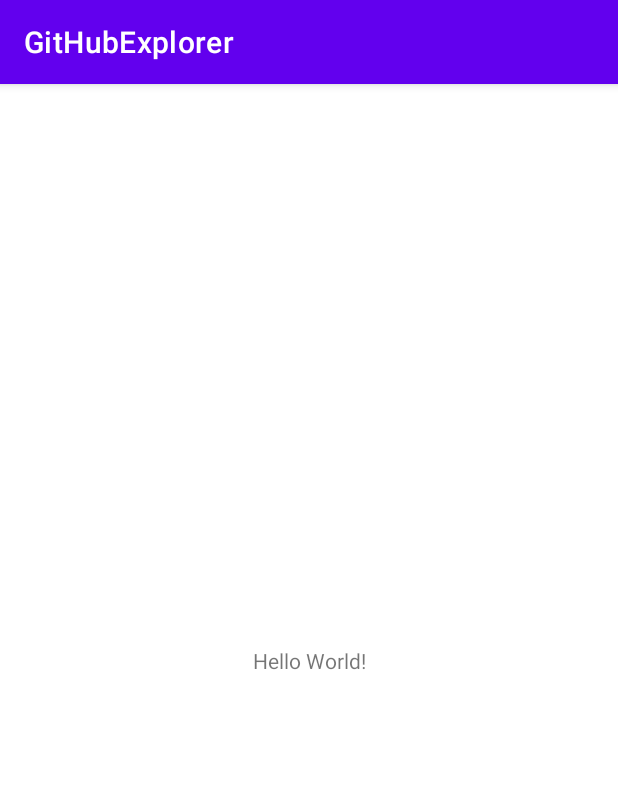
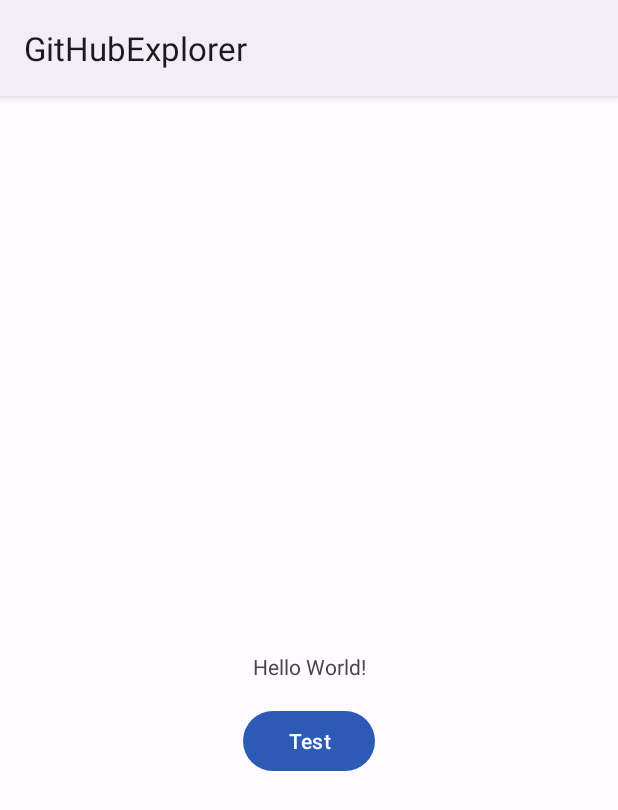
Before and after one commit to AntoinePannecoucke/GitHubExplorer, an Android app: the screen it shows after launch (MainActivity), on a phone screen of 412 x 824 dp. Shown: the top 810 px of the screen. Run offline under Robolectric (Android 15) with nearby library versions, the phone set to English and light mode, and no system bars.

Commit message:
Material 3

```diff
--- a/app/src/main/res/layout/activity_main.xml
+++ b/app/src/main/res/layout/activity_main.xml
@@ -6,7 +6,8 @@
     android:layout_height="match_parent"
     tools:context=".MainActivity">
 
-    <TextView
+    <com.google.android.material.textview.MaterialTextView
+        android:id="@+id/materialTextView"
         android:layout_width="wrap_content"
         android:layout_height="wrap_content"
         android:text="Hello World!"
@@ -15,4 +16,15 @@
         app:layout_constraintRight_toRightOf="parent"
         app:layout_constraintTop_toTopOf="parent" />
 
+    <com.google.android.material.button.MaterialButton
+        android:layout_width="wrap_content"
+        android:layout_height="wrap_content"
+        android:layout_marginTop="16dp"
+        android:text="Test"
+        app:layout_constraintBottom_toBottomOf="parent"
+        app:layout_constraintEnd_toEndOf="parent"
+        app:layout_constraintStart_toStartOf="parent"
+        app:layout_constraintTop_toBottomOf="@+id/materialTextView"
+        app:layout_constraintVertical_bias="0.0" />
+
 </androidx.constraintlayout.widget.ConstraintLayout>
--- a/app/src/main/res/values-night/themes.xml
+++ b/app/src/main/res/values-night/themes.xml
@@ -1,16 +1,32 @@
 <resources xmlns:tools="http://schemas.android.com/tools">
-    <!-- Base application theme. -->
-    <style name="Theme.GitHubExplorer" parent="Theme.MaterialComponents.DayNight.DarkActionBar">
-        <!-- Primary brand color. -->
-        <item name="colorPrimary">@color/purple_200</item>
-        <item name="colorPrimaryVariant">@color/purple_700</item>
-        <item name="colorOnPrimary">@color/black</item>
-        <!-- Secondary brand color. -->
-        <item name="colorSecondary">@color/teal_200</item>
-        <item name="colorSecondaryVariant">@color/teal_200</item>
-        <item name="colorOnSecondary">@color/black</item>
-        <!-- Status bar color. -->
-        <item name="android:statusBarColor" tools:targetApi="l">?attr/colorPrimaryVariant</item>
-        <!-- Customize your theme here. -->
+    <style name="Theme.GitHubExplorer.base" parent="Theme.Material3.Dark">
+        <item name="colorPrimary">@color/md_theme_dark_primary</item>
+        <item name="colorOnPrimary">@color/md_theme_dark_onPrimary</item>
+        <item name="colorPrimaryContainer">@color/md_theme_dark_primaryContainer</item>
+        <item name="colorOnPrimaryContainer">@color/md_theme_dark_onPrimaryContainer</item>
+        <item name="colorSecondary">@color/md_theme_dark_secondary</item>
+        <item name="colorOnSecondary">@color/md_theme_dark_onSecondary</item>
+        <item name="colorSecondaryContainer">@color/md_theme_dark_secondaryContainer</item>
+        <item name="colorOnSecondaryContainer">@color/md_theme_dark_onSecondaryContainer</item>
+        <item name="colorTertiary">@color/md_theme_dark_tertiary</item>
+        <item name="colorOnTertiary">@color/md_theme_dark_onTertiary</item>
+        <item name="colorTertiaryContainer">@color/md_theme_dark_tertiaryContainer</item>
+        <item name="colorOnTertiaryContainer">@color/md_theme_dark_onTertiaryContainer</item>
+        <item name="colorError">@color/md_theme_dark_error</item>
+        <item name="colorErrorContainer">@color/md_theme_dark_errorContainer</item>
+        <item name="colorOnError">@color/md_theme_dark_onError</item>
+        <item name="colorOnErrorContainer">@color/md_theme_dark_onErrorContainer</item>
+        <item name="android:colorBackground">@color/md_theme_dark_background</item>
+        <item name="colorOnBackground">@color/md_theme_dark_onBackground</item>
+        <item name="colorSurface">@color/md_theme_dark_surface</item>
+        <item name="colorOnSurface">@color/md_theme_dark_onSurface</item>
+        <item name="colorSurfaceVariant">@color/md_theme_dark_surfaceVariant</item>
+        <item name="colorOnSurfaceVariant">@color/md_theme_dark_onSurfaceVariant</item>
+        <item name="colorOutline">@color/md_theme_dark_outline</item>
+        <item name="colorOnSurfaceInverse">@color/md_theme_dark_inverseOnSurface</item>
+        <item name="colorSurfaceInverse">@color/md_theme_dark_inverseSurface</item>
+        <item name="colorInversePrimary">@color/md_theme_dark_inversePrimary</item>
+        <item name="colorShadow">@color/md_theme_dark_shadow</item>
+        <item name="colorPrimaryInverse">@color/md_theme_dark_primaryInverse</item>
     </style>
 </resources>
--- /dev/null
+++ b/app/src/main/res/values/attrs.xml
@@ -0,0 +1,5 @@
+<?xml version="1.0" encoding="utf-8"?>
+<resources>
+    <attr name="colorInversePrimary" format="color"/>
+    <attr name="colorShadow" format="color"/>
+</resources>
--- a/app/src/main/res/values/colors.xml
+++ b/app/src/main/res/values/colors.xml
@@ -1,10 +1,58 @@
-<?xml version="1.0" encoding="utf-8"?>
 <resources>
-    <color name="purple_200">#FFBB86FC</color>
-    <color name="purple_500">#FF6200EE</color>
-    <color name="purple_700">#FF3700B3</color>
-    <color name="teal_200">#FF03DAC5</color>
-    <color name="teal_700">#FF018786</color>
-    <color name="black">#FF000000</color>
-    <color name="white">#FFFFFFFF</color>
+    <color name="md_theme_light_primary">#2C5AB4</color>
+    <color name="md_theme_light_onPrimary">#FFFFFF</color>
+    <color name="md_theme_light_primaryContainer">#D8E2FF</color>
+    <color name="md_theme_light_onPrimaryContainer">#001847</color>
+    <color name="md_theme_light_secondary">#005FB1</color>
+    <color name="md_theme_light_onSecondary">#FFFFFF</color>
+    <color name="md_theme_light_secondaryContainer">#D3E3FF</color>
+    <color name="md_theme_light_onSecondaryContainer">#001C3B</color>
+    <color name="md_theme_light_tertiary">#006492</color>
+    <color name="md_theme_light_onTertiary">#FFFFFF</color>
+    <color name="md_theme_light_tertiaryContainer">#C7E6FF</color>
+    <color name="md_theme_light_onTertiaryContainer">#001E30</color>
+    <color name="md_theme_light_error">#B3261E</color>
+    <color name="md_theme_light_errorContainer">#F9DEDC</color>
+    <color name="md_theme_light_onError">#FFFFFF</color>
+    <color name="md_theme_light_onErrorContainer">#410E0B</color>
+    <color name="md_theme_light_background">#FDFBFF</color>
+    <color name="md_theme_light_onBackground">#1B1B1E</color>
+    <color name="md_theme_light_surface">#FDFBFF</color>
+    <color name="md_theme_light_onSurface">#1B1B1E</color>
+    <color name="md_theme_light_surfaceVariant">#E7E0EC</color>
+    <color name="md_theme_light_onSurfaceVariant">#49454F</color>
+    <color name="md_theme_light_outline">#79747E</color>
+    <color name="md_theme_light_inverseOnSurface">#F2F0F4</color>
+    <color name="md_theme_light_inverseSurface">#2F3033</color>
+    <color name="md_theme_light_inversePrimary">#AFC6FF</color>
+    <color name="md_theme_light_shadow">#000000</color>
+    <color name="md_theme_light_primaryInverse">#AFC6FF</color>
+    <color name="md_theme_dark_primary">#AFC6FF</color>
+    <color name="md_theme_dark_onPrimary">#002C72</color>
+    <color name="md_theme_dark_primaryContainer">#03429C</color>
+    <color name="md_theme_dark_onPrimaryContainer">#D8E2FF</color>
+    <color name="md_theme_dark_secondary">#A4C8FF</color>
+    <color name="md_theme_dark_onSecondary">#003060</color>
+    <color name="md_theme_dark_secondaryContainer">#004788</color>
+    <color name="md_theme_dark_onSecondaryContainer">#D3E3FF</color>
+    <color name="md_theme_dark_tertiary">#87CEFF</color>
+    <color name="md_theme_dark_onTertiary">#00344F</color>
+    <color name="md_theme_dark_tertiaryContainer">#004B6F</color>
+    <color name="md_theme_dark_onTertiaryContainer">#C7E6FF</color>
+    <color name="md_theme_dark_error">#F2B8B5</color>
+    <color name="md_theme_dark_errorContainer">#8C1D18</color>
+    <color name="md_theme_dark_onError">#601410</color>
+    <color name="md_theme_dark_onErrorContainer">#F9DEDC</color>
+    <color name="md_theme_dark_background">#1B1B1E</color>
+    <color name="md_theme_dark_onBackground">#E4E2E6</color>
+    <color name="md_theme_dark_surface">#1B1B1E</color>
+    <color name="md_theme_dark_onSurface">#E4E2E6</color>
+    <color name="md_theme_dark_surfaceVariant">#49454F</color>
+    <color name="md_theme_dark_onSurfaceVariant">#CAC4D0</color>
+    <color name="md_theme_dark_outline">#938F99</color>
+    <color name="md_theme_dark_inverseOnSurface">#1B1B1E</color>
+    <color name="md_theme_dark_inverseSurface">#E4E2E6</color>
+    <color name="md_theme_dark_inversePrimary">#2C5AB4</color>
+    <color name="md_theme_dark_shadow">#000000</color>
+    <color name="md_theme_dark_primaryInverse">#2C5AB4</color>
 </resources>
--- /dev/null
+++ b/app/src/main/res/values/shapes.xml
@@ -0,0 +1,17 @@
+<?xml version="1.0" encoding="utf-8"?>
+<resources>
+    <style name="ShapeAppearance.GitHubExplorer.SmallComponent" parent="ShapeAppearance.Material3.SmallComponent">
+        <item name="cornerFamily">rounded</item>
+        <item name="cornerSize">4dp</item>
+    </style>
+
+    <style name="ShapeAppearance.GitHubExplorer.MediumComponent" parent="ShapeAppearance.Material3.MediumComponent">
+        <item name="cornerFamily">rounded</item>
+        <item name="cornerSize">8dp</item>
+    </style>
+
+    <style name="ShapeAppearance.GitHubExplorer.LargeComponent" parent="ShapeAppearance.Material3.LargeComponent">
+        <item name="cornerFamily">rounded</item>
+        <item name="cornerSize">4dp</item>
+    </style>
+</resources>
--- a/app/src/main/res/values/themes.xml
+++ b/app/src/main/res/values/themes.xml
@@ -1,16 +1,39 @@
 <resources xmlns:tools="http://schemas.android.com/tools">
-    <!-- Base application theme. -->
-    <style name="Theme.GitHubExplorer" parent="Theme.MaterialComponents.DayNight.DarkActionBar">
-        <!-- Primary brand color. -->
-        <item name="colorPrimary">@color/purple_500</item>
-        <item name="colorPrimaryVariant">@color/purple_700</item>
-        <item name="colorOnPrimary">@color/white</item>
-        <!-- Secondary brand color. -->
-        <item name="colorSecondary">@color/teal_200</item>
-        <item name="colorSecondaryVariant">@color/teal_700</item>
-        <item name="colorOnSecondary">@color/black</item>
-        <!-- Status bar color. -->
-        <item name="android:statusBarColor" tools:targetApi="l">?attr/colorPrimaryVariant</item>
-        <!-- Customize your theme here. -->
+
+    <style name="Theme.GitHubExplorer" parent="Theme.GitHubExplorer.base">
+        <item name="shapeAppearanceSmallComponent">@style/ShapeAppearance.GitHubExplorer.SmallComponent</item>
+        <item name="shapeAppearanceMediumComponent">@style/ShapeAppearance.GitHubExplorer.MediumComponent</item>
+        <item name="shapeAppearanceLargeComponent">@style/ShapeAppearance.GitHubExplorer.LargeComponent</item>
+    </style>
+
+    <style name="Theme.GitHubExplorer.base" parent="Theme.Material3.Light">
+        <item name="colorPrimary">@color/md_theme_light_primary</item>
+        <item name="colorOnPrimary">@color/md_theme_light_onPrimary</item>
+        <item name="colorPrimaryContainer">@color/md_theme_light_primaryContainer</item>
+        <item name="colorOnPrimaryContainer">@color/md_theme_light_onPrimaryContainer</item>
+        <item name="colorSecondary">@color/md_theme_light_secondary</item>
+        <item name="colorOnSecondary">@color/md_theme_light_onSecondary</item>
+        <item name="colorSecondaryContainer">@color/md_theme_light_secondaryContainer</item>
+        <item name="colorOnSecondaryContainer">@color/md_theme_light_onSecondaryContainer</item>
+        <item name="colorTertiary">@color/md_theme_light_tertiary</item>
+        <item name="colorOnTertiary">@color/md_theme_light_onTertiary</item>
+        <item name="colorTertiaryContainer">@color/md_theme_light_tertiaryContainer</item>
+        <item name="colorOnTertiaryContainer">@color/md_theme_light_onTertiaryContainer</item>
+        <item name="colorError">@color/md_theme_light_error</item>
+        <item name="colorErrorContainer">@color/md_theme_light_errorContainer</item>
+        <item name="colorOnError">@color/md_theme_light_onError</item>
+        <item name="colorOnErrorContainer">@color/md_theme_light_onErrorContainer</item>
+        <item name="android:colorBackground">@color/md_theme_light_background</item>
+        <item name="colorOnBackground">@color/md_theme_light_onBackground</item>
+        <item name="colorSurface">@color/md_theme_light_surface</item>
+        <item name="colorOnSurface">@color/md_theme_light_onSurface</item>
+        <item name="colorSurfaceVariant">@color/md_theme_light_surfaceVariant</item>
+        <item name="colorOnSurfaceVariant">@color/md_theme_light_onSurfaceVariant</item>
+        <item name="colorOutline">@color/md_theme_light_outline</item>
+        <item name="colorOnSurfaceInverse">@color/md_theme_light_inverseOnSurface</item>
+        <item name="colorSurfaceInverse">@color/md_theme_light_inverseSurface</item>
+        <item name="colorInversePrimary">@color/md_theme_light_inversePrimary</item>
+        <item name="colorShadow">@color/md_theme_light_shadow</item>
+        <item name="colorPrimaryInverse">@color/md_theme_light_primaryInverse</item>
     </style>
 </resources>
```
